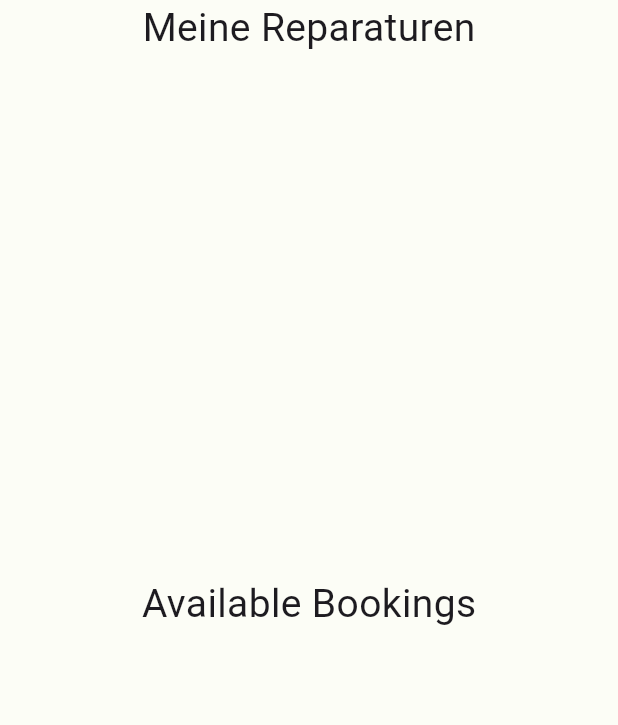
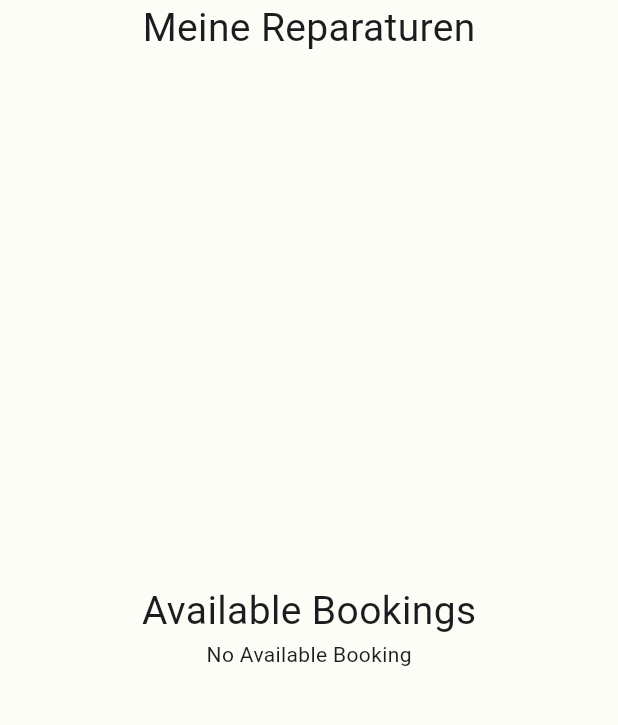
Before and after one commit to BryanAustinS/HCI_Flutter_Project_Chiu_Suharta, a Flutter app: the AuftrageAnsehen screen opened directly, on a phone screen of 412 x 824 dp, the part 84-809 px from its top. Run offline on Flutter 3.47's test engine with Material 3 defaults, Android fonts, the phone set to English and light mode, and no system bars; our stand-ins replace cloud_firestore, firebase_auth, firebase_core, flutter_localization, flutter_spinkit, fluttertoast and 3 more; missing offline and left inert: another_stepper; accounts and stored records are empty.

Commit message:
move the chosen booking to myRepair section

```diff
--- a/hci_hda_chiu_suharta/lib/page/features/kunde_reparatur_buchen.dart
+++ b/hci_hda_chiu_suharta/lib/page/features/kunde_reparatur_buchen.dart
@@ -481,7 +481,7 @@ class _ReparaturBuchenState extends State<ReparaturBuchen>
               };
               await booking.addUserBooking(userBookingMap);
               ScaffoldMessenger.of(context).showSnackBar(
-                SnackBar(
+                const SnackBar(
                   content: Text('Reparatur erfolgreich gebucht'),
                 ),
               );
--- a/hci_hda_chiu_suharta/lib/page/features/techniker_auftrage_ansehen.dart
+++ b/hci_hda_chiu_suharta/lib/page/features/techniker_auftrage_ansehen.dart
@@ -40,17 +40,14 @@ class _AuftrageAnsehenState extends State<AuftrageAnsehen> {
         ),
         body: Column(
           children: [
-          Expanded(
-            child: Column(
-              children: [
             Text(
               'Meine Reparaturen',
               style: TextStyle(fontSize: 26),
             ),
-                StreamBuilder<QuerySnapshot>(
-                  stream: FirebaseFirestore.instance
-                      .collection('booking')
-                      .snapshots(),
+            Flexible(
+              child: StreamBuilder<QuerySnapshot>(
+                stream:
+                    FirebaseFirestore.instance.collection('booking').snapshots(),
                 builder: (BuildContext context,
                     AsyncSnapshot<QuerySnapshot> snapshot) {
                   if (snapshot.hasError) {
@@ -59,74 +56,128 @@ class _AuftrageAnsehenState extends State<AuftrageAnsehen> {
                   if (snapshot.connectionState == ConnectionState.waiting) {
                     return Text('Loading');
                   }
-                    return Expanded(
-                      child: ListView.builder(
+                  return ListView.builder(
                     itemCount: snapshot.data?.docs.length,
                     itemBuilder: (context, index) {
                       DocumentSnapshot booking = snapshot.data!.docs[index];
                       final data = booking.data() as Map<String, dynamic>;
-                          if (data.containsKey('chosen') && (booking['chosen'] as bool? ?? false)) {}
-                          return Container();
-                        },
-                      ),
-                    );
-                  },
-                ),
-              ],
-            ),
-          ),
-          Expanded(
-            child: Column(
-              children: [
-                Text('Available Bookings', style: TextStyle(fontSize: 26)),
-                StreamBuilder<QuerySnapshot>(
-                  stream: FirebaseFirestore.instance
-                      .collection('booking')
-                      .snapshots(),
-                  builder: (BuildContext context,
-                      AsyncSnapshot<QuerySnapshot> snapshot) {
-                    if (snapshot.hasError) {
-                      return Text('Something went wrong');
-                    }
-                    if (snapshot.connectionState == ConnectionState.waiting) {
-                      return Text('Loading');
-                    }
-                    return Expanded(
-                      child: ListView.builder(
-                        itemCount: snapshot.data?.docs.length,
-                        itemBuilder: (context, index) {
-                          DocumentSnapshot booking = snapshot.data!.docs[index];
+                      if (data.containsKey('chosen') &&
+                          (booking['chosen'] as bool? ?? false)) {
                         return Container(
                           padding: const EdgeInsets.symmetric(
-                                horizontal: 24, vertical: 20),
-                            margin: EdgeInsets.all(20),
+                            horizontal: 24,
+                            vertical: 20,
+                          ),
+                          margin: const EdgeInsets.all(20),
                           decoration: const BoxDecoration(
                             color: Color(0xFF7553F6),
-                              borderRadius:
-                                  BorderRadius.all(Radius.circular(20)),
+                            borderRadius: BorderRadius.all(Radius.circular(20)),
                           ),
                           child: Column(
                             crossAxisAlignment: CrossAxisAlignment.start,
                             children: <Widget>[
-                                Text('Name: ${booking['name']}',
-                                    style: bodyStyle),
-                                Text('Booking ID: ${booking.id}',
-                                    style: bodyStyle),
+                              Text('Name: ${booking['name']}', style: bodyStyle),
+                              Text('Booking ID: ${booking.id}', style: bodyStyle),
                               Text('Price: ${booking['price']}',
                                   style: bodyStyle),
                               Text(
                                   'Component: ${booking['komponente'].join(', ')}',
                                   style: bodyStyle),
-                                Text(
-                                    'Zubehor: ${booking['zubehoer'].join(', ')}',
+                              Text('Zubehor: ${booking['zubehoer'].join(', ')}',
                                   style: bodyStyle),
                               Text('Status: ${booking['status']}',
+                                  style: bodyStyle),
+                              const SizedBox(
+                                height: 20,
+                              ),
+                              Align(
+                                alignment: Alignment.centerRight,
+                                child: Container(
+                                  padding: const EdgeInsets.all(10),
+                                  decoration: BoxDecoration(
+                                    color: Colors.white,
+                                    borderRadius: BorderRadius.circular(10),
+                                  ),
+                                  child: TextButton(
+                                    onPressed: () {},
+                                    child: const Text(
+                                      'Finish',
+                                      style: TextStyle(
+                                        color: Colors.black,
+                                        fontSize: 24,
+                                        fontFamily: 'Poppins-Bold',
+                                        fontWeight: FontWeight.bold,
+                                      ),
+                                    ),
+                                  ),
+                                ),
+                              ),
+                            ],
+                          ),
+                        );
+                      }
+                      return SizedBox.shrink();
+                    },
+                  );
+                },
+              ),
+            ),
+            const SizedBox(
+              height: 10,
+            ),
+            const Text('Available Bookings', style: TextStyle(fontSize: 26)),
+            Flexible(
+              child: StreamBuilder<QuerySnapshot>(
+                stream:
+                    FirebaseFirestore.instance.collection('booking').snapshots(),
+                builder: (BuildContext context,
+                    AsyncSnapshot<QuerySnapshot> snapshot) {
+                  if (snapshot.hasError) {
+                    return const Text('Something went wrong');
+                  }
+                  if (snapshot.connectionState == ConnectionState.waiting) {
+                    return const Text('Loading');
+                  }
+                  var availableBookings = snapshot.data!.docs.where((booking){
+                    final data = booking.data() as Map<String, dynamic>;
+                    return !data.containsKey('chosen') || !(data['chosen'] as bool? ?? false);
+                  }).toList();
+
+                  if(availableBookings.isEmpty){
+                    return const Text('No Available Booking');
+                  }
+                  return ListView.builder(
+                    itemCount: availableBookings.length,
+                    itemBuilder: (context, index) {
+                      DocumentSnapshot booking = availableBookings[index];
+                      final data = booking.data() as Map<String, dynamic>;
+                      return Container(
+                        padding: const EdgeInsets.symmetric(
+                            horizontal: 24, vertical: 20),
+                        margin: const EdgeInsets.all(20),
+                        decoration: const BoxDecoration(
+                          color: Color(0xFF7553F6),
+                          borderRadius: BorderRadius.all(Radius.circular(20)),
+                        ),
+                        child: Column(
+                          crossAxisAlignment: CrossAxisAlignment.start,
+                          children: <Widget>[
+                            Text('Name: ${data['name']}', style: bodyStyle),
+                            Text('Booking ID: ${booking.id}', style: bodyStyle),
+                            Text('Price: ${data['price']}',
+                                style: bodyStyle),
+                            Text(
+                                'Component: ${data['komponente'].join(', ')}',
+                                style: bodyStyle),
+                            Text('Zubehor: ${data['zubehoer'].join(', ')}',
+                                style: bodyStyle),
+                            Text('Status: ${data['status']}',
                                 style: bodyStyle),
                             const SizedBox(height: 20),
                             Align(
                               alignment: Alignment.centerRight,
                               child: Container(
-                                    padding: EdgeInsets.all(10),
+                                padding: const EdgeInsets.all(10),
                                 decoration: BoxDecoration(
                                   color: Colors.white,
                                   borderRadius: BorderRadius.circular(10),
@@ -137,7 +188,7 @@ class _AuftrageAnsehenState extends State<AuftrageAnsehen> {
                                       context: context,
                                       builder: (BuildContext context) {
                                         return AlertDialog(
-                                              title: Text('Choose Booking'),
+                                          title: const Text('Choose Booking'),
                                           content: const Text(
                                               'Do you want to choose this booking?'),
                                           actions: <Widget>[
@@ -145,7 +196,7 @@ class _AuftrageAnsehenState extends State<AuftrageAnsehen> {
                                               onPressed: () {
                                                 Navigator.pop(context);
                                               },
-                                                  child: Text('Cancel'),
+                                              child: const Text('Cancel'),
                                             ),
                                             TextButton(
                                               onPressed: () {
@@ -180,11 +231,8 @@ class _AuftrageAnsehenState extends State<AuftrageAnsehen> {
                         ),
                       );
                     },
-                      ),
                   );
                 },
-                ),
-              ],
               ),
             ),
           ],
```
Lines whose indentation alone changed are shown as unchanged.
